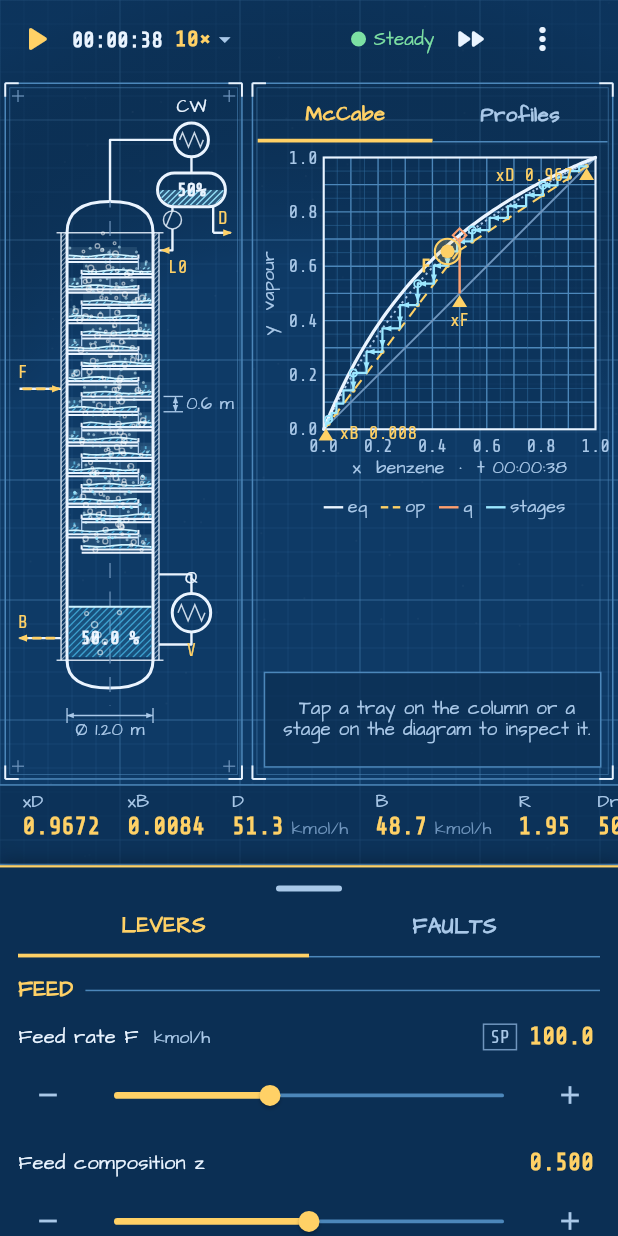
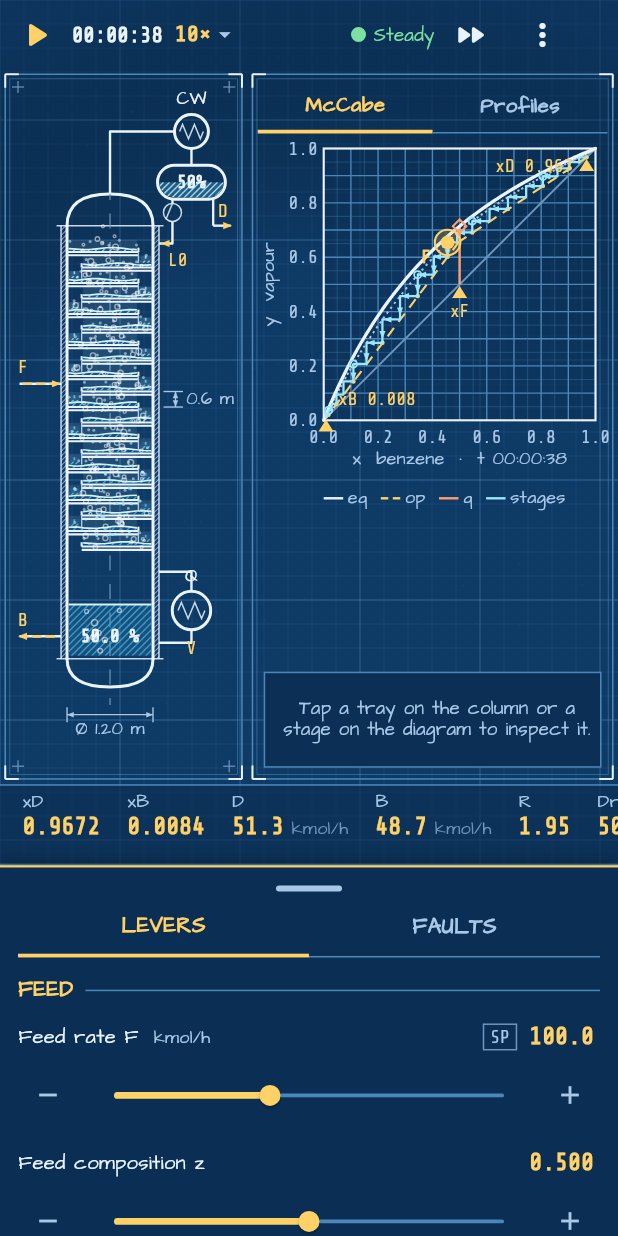
Before and after one commit to HearthOfEmbers/LowSYS, a Flutter app: the screen it shows after launch, after a tap on the "pause" icon, on a phone screen of 412 x 824 dp. Run offline on Flutter 3.47's test engine with Material 3 defaults, Android fonts, the phone set to English and light mode, and no system bars; missing offline and left inert: flutter_math_fork.

Commit message:
M2 pass: phone inspector overlay, landscape layout, overlay fade, label fixes, emulator shots
Co-Authored-By: Claude Opus 5.5 <noreply@anthropic.com>

```diff
--- a/app/lib/layout/sim_layout.dart
+++ b/app/lib/layout/sim_layout.dart
@@ -84,6 +84,28 @@ class _DiagramPanel extends StatelessWidget {
 
   @override
   Widget build(BuildContext context) {
+    // Phone portrait: the inspector floats over the free space under the (square) plot and scrolls, so
+    // selecting a tray never squeezes the chart.
+    if (compact && inspector && header == null) {
+      return SheetPanel(
+        child: LayoutBuilder(builder: (context, c) {
+          final plotSide = (c.maxWidth - 52).clamp(40.0, c.maxHeight - 120);
+          final free = (c.maxHeight - plotSide - 88).clamp(96.0, c.maxHeight * 0.6);
+          return Stack(children: [
+            Positioned.fill(child: DiagramBody(compact: compact)),
+            Positioned(
+              left: 4,
+              right: 4,
+              bottom: 4,
+              child: ConstrainedBox(
+                constraints: BoxConstraints(maxHeight: free),
+                child: const SingleChildScrollView(child: TrayInspector()),
+              ),
+            ),
+          ]);
+        }),
+      );
+    }
     return SheetPanel(
       child: Column(
         crossAxisAlignment: CrossAxisAlignment.stretch,
--- a/app/lib/painters/mccabe_painter.dart
+++ b/app/lib/painters/mccabe_painter.dart
@@ -8,7 +8,8 @@ import '../theme/lowsys_theme.dart';
 
 /// Plot area of the McCabe-Thiele chart inside a panel of [size] (shared with tap picking).
 Rect mccabePlotRect(Size size) {
-  final side = math.min(size.width - 52, size.height - 56);
+  final reserve = size.height < 300 ? 32.0 : 56.0; // short panels (phone landscape): x label only
+  final side = math.min(size.width - 52, size.height - reserve);
   final s = math.max(40.0, side);
   return Rect.fromLTWH(44 + (size.width - 52 - s).clamp(0.0, 1e9) / 2, 10, s, s);
 }
@@ -36,6 +37,7 @@ class McCabePainter extends CustomPainter {
     final plot = mccabePlotRect(size);
     final num = theme.type.number;
     final lab = theme.type.label;
+    final tight = size.height < 300;
     final narrow = plot.width < 220; // phone portrait: thin the markers, one-line legend
 
     // --- paper: hand-ruled grid
@@ -203,7 +205,13 @@ class McCabePainter extends CustomPainter {
             ..color = p.qLine
             ..style = PaintingStyle.stroke
             ..strokeWidth = 1.4);
-      if (!narrow) _text(canvas, 'pinch', o + const Offset(8, -3), lab.style(12, p.qLine), Alignment.bottomLeft);
+      if (!narrow) {
+        final tip = o + const Offset(22, -22);
+        canvas.drawLine(o + const Offset(3, -3), tip, Paint()
+          ..color = p.qLine
+          ..strokeWidth = 0.9);
+        _text(canvas, 'pinch', tip + const Offset(2, 0), lab.style(12, p.qLine), Alignment.bottomLeft);
+      }
     }
 
     // --- Murphree gap markers + highlight for the selected tray
@@ -249,12 +257,12 @@ class McCabePainter extends CustomPainter {
       _text(canvas, name, o + off, num.style(12, p.marker), a);
     }
 
-    marker(d.xB, 'xB ${d.xB.toStringAsFixed(3)}', Alignment.centerLeft, const Offset(9, 4));
+    marker(d.xB, 'xB ${d.xB.toStringAsFixed(3)}', Alignment.bottomLeft, const Offset(8, -6));
     marker(d.xF, 'xF', Alignment.topCenter, const Offset(0, 11));
     marker(d.xD, 'xD ${d.xD.toStringAsFixed(3)}', Alignment.centerRight, const Offset(-9, 6));
 
     // --- legend (top-left inside the plot, wide layouts only) (top-left inside the plot, wide layouts only)
-    if (narrow) {
+    if (narrow && !tight) {
       var lx = plot.left;
       final ly = plot.bottom + 52;
       for (final (name, color, dashed) in [('eq', p.eqCurve, false), ('op', p.opLineCmo, true), ('q', p.qLine, false), ('stages', p.stepLine, false)]) {
--- a/app/lib/widgets/diagram_panel.dart
+++ b/app/lib/widgets/diagram_panel.dart
@@ -22,7 +22,7 @@ class DiagramBody extends StatelessWidget {
               child: InkWell(
                 onTap: () => sim.diagramTab.value = i,
                 child: Container(
-                  height: 36,
+                  height: MediaQuery.sizeOf(context).height < 500 ? 30 : 36,
                   alignment: Alignment.center,
                   decoration: BoxDecoration(
                     border: Border(bottom: BorderSide(color: tab == i ? p.accent : p.gridMajor, width: tab == i ? 2.5 : 1)),
--- a/app/lib/widgets/kpi_strip.dart
+++ b/app/lib/widgets/kpi_strip.dart
@@ -68,7 +68,7 @@ class KpiStrip extends StatelessWidget {
         },
       ),
     );
-    if (scroll) return Container(height: 54, decoration: decoration, child: chips);
+    if (scroll) return Container(height: MediaQuery.sizeOf(context).height < 500 ? 46 : 54, decoration: decoration, child: chips);
     return Container(decoration: decoration, padding: const EdgeInsets.symmetric(horizontal: 6, vertical: 2), child: chips);
   }
 }
--- a/app/lib/widgets/scenario_ui.dart
+++ b/app/lib/widgets/scenario_ui.dart
@@ -63,11 +63,18 @@ Future<void> showScenarioList(BuildContext context, SimController sim) async {
 }
 
 /// Objective checklist, timer, hints and Finish (S2a).
-class ScenarioHud extends StatelessWidget {
+class ScenarioHud extends StatefulWidget {
   const ScenarioHud({super.key});
+  @override
+  State<ScenarioHud> createState() => _ScenarioHudState();
+}
+
+class _ScenarioHudState extends State<ScenarioHud> {
+  bool? _open; // null: decide from the window height (collapsed on short windows)
 
   @override
   Widget build(BuildContext context) {
+    final open = _open ?? MediaQuery.sizeOf(context).height >= 500;
     final sim = AppScope.of(context).sim;
     final t = LowsysThemeScope.of(context);
     final p = t.palette;
@@ -90,10 +97,15 @@ class ScenarioHud extends StatelessWidget {
                   child: Padding(
                     padding: const EdgeInsets.fromLTRB(10, 6, 6, 6),
                     child: Column(mainAxisSize: MainAxisSize.min, crossAxisAlignment: CrossAxisAlignment.start, children: [
-                      Row(children: [
-                        Expanded(child: Text(def.title, style: t.type.display.style(15, p.accent, weight: FontWeight.w700))),
-                        Text(formatClock(r.elapsed), style: t.type.number.style(13, p.inkMuted)),
-                      ]),
+                      InkWell(
+                        onTap: () => setState(() => _open = !open),
+                        child: Row(children: [
+                          Expanded(child: Text(def.title, style: t.type.display.style(15, p.accent, weight: FontWeight.w700))),
+                          Text(open ? formatClock(r.elapsed) : '${formatClock(r.elapsed)}  ${r.objectives.where((o) => o.achieved).length}/${r.objectives.length}', style: t.type.number.style(13, p.inkMuted)),
+                          Icon(open ? Icons.expand_less : Icons.expand_more, size: 20, color: p.inkMuted),
+                        ]),
+                      ),
+                      if (open)
                       for (final o in r.objectives)
                         Padding(
                           padding: const EdgeInsets.only(top: 3),
@@ -103,6 +115,7 @@ class ScenarioHud extends StatelessWidget {
                             Expanded(child: Text(o.text, style: t.type.label.style(12.5, o.achieved ? p.ok : p.ink))),
                           ]),
                         ),
+                      if (open)
                       Row(children: [
                         TextButton.icon(
                           onPressed: () => _hints(context, sim),
--- a/app/lib/widgets/time_bar.dart
+++ b/app/lib/widgets/time_bar.dart
@@ -35,7 +35,7 @@ class TimeBar extends StatelessWidget {
       builder: (context, _) {
         final paused = sim.paused;
         return SizedBox(
-          height: 52,
+          height: dense ? 46 : 52,
           child: Row(
             children: [
               IconButton(
--- a/app/lib/widgets/tray_inspector.dart
+++ b/app/lib/widgets/tray_inspector.dart
@@ -23,7 +23,7 @@ class TrayInspector extends StatelessWidget {
         if (sel == null && hideWhenEmpty) return const SizedBox.shrink();
         return Container(
           constraints: const BoxConstraints(minHeight: 64),
-          decoration: BoxDecoration(color: p.bgAlt.withValues(alpha: 0.75), border: Border.all(color: sel == null ? p.gridMajor : p.selection)),
+          decoration: BoxDecoration(color: p.bgAlt.withValues(alpha: 0.97), border: Border.all(color: sel == null ? p.gridMajor : p.selection)),
           padding: const EdgeInsets.fromLTRB(10, 6, 4, 8),
           child: sel == null
               ? Center(
--- a/packages/lowsys_engine/lib/src/faults/fault_manager.dart
+++ b/packages/lowsys_engine/lib/src/faults/fault_manager.dart
@@ -25,9 +25,13 @@ class FaultManager {
   final double phiDcBase;
   FaultManager({this.systemFactor = 1.0, this.phiDcBase = 0.5});
 
+  /// Called when faults are injected, cleared or the antifoam changes (the simulator clears its steady flag).
+  void Function()? onChange;
+
   FaultId inject(FaultSpec spec) {
     final id = 'F${++_counter}';
     _faults.add(_Fault(id, spec));
+    onChange?.call();
     return id;
   }
 
@@ -35,6 +39,7 @@ class FaultManager {
     for (final f in _faults) {
       if (f.id == id) f.cleared = true;
     }
+    onChange?.call();
   }
 
   void clearAll() {
@@ -47,6 +52,7 @@ class FaultManager {
   void setAntifoam(bool on, double time) {
     if (on && !_antifoam) _antifoamSince = time;
     _antifoam = on;
+    onChange?.call();
   }
 
   /// Severity s(t) of [spec] at time [t] (PHYSICS.md 11.1).
--- a/packages/lowsys_engine/lib/src/sim/simulator.dart
+++ b/packages/lowsys_engine/lib/src/sim/simulator.dart
@@ -230,6 +230,7 @@ class Simulator {
         FaultManager(
             systemFactor: sec.geometry.systemFactor,
             phiDcBase: sec.geometry.downcomerAeration);
+    _faults.onChange = _noteChange;
     _hyd = HydraulicSolver(
       nTrays: N,
       nc: nc,
```
Also changed, not shown: app/lib/widgets/math_overlay.dart (+11 -1 lines), 2 other files.
